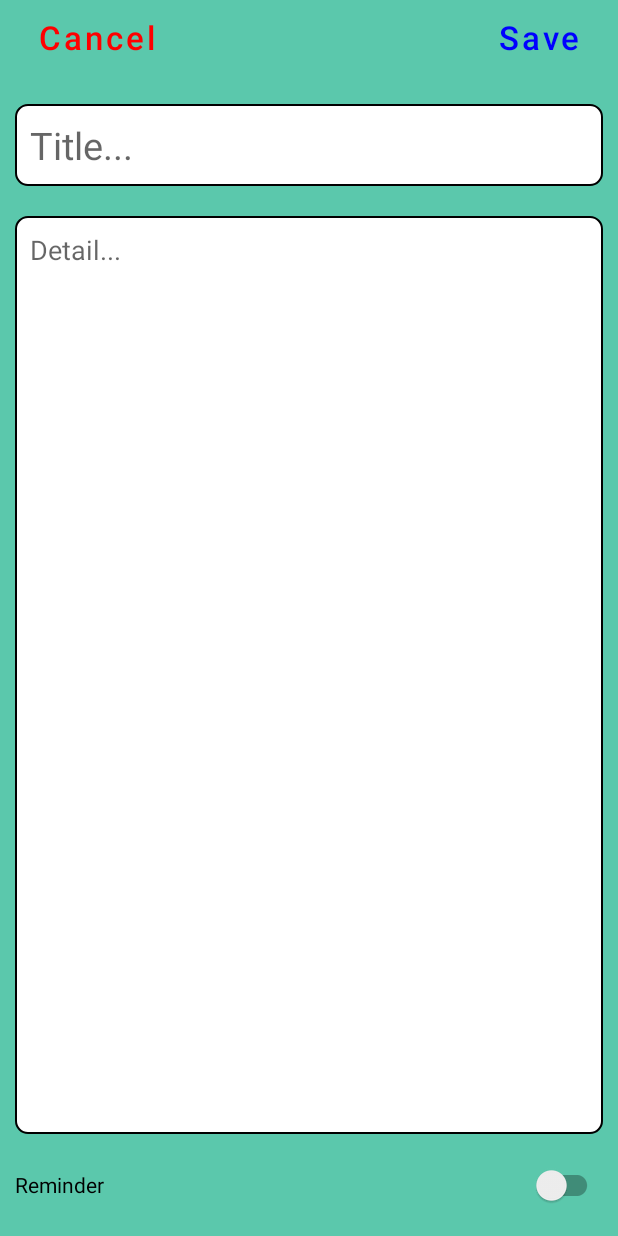
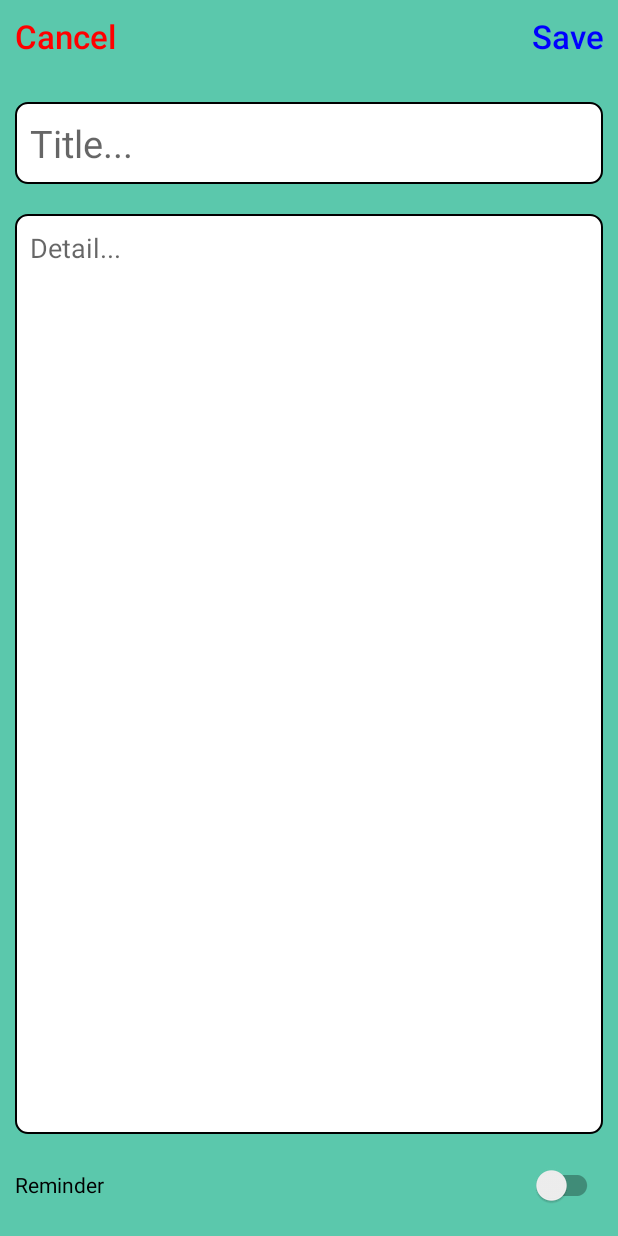
Before and after one commit to Fakevin0613/Note-Application-Android, an Android app: the layout add_note.xml on its own in the app's theme, with its tools: preview values and no code run, on a phone screen of 412 x 824 dp. Run offline under Robolectric (Android 15) with nearby library versions, the phone set to English and light mode, and no system bars.

Commit message:
Kevin 2:50

```diff
--- a/NoteApplication/app/src/main/java/com/noteapplication/cs398/ReadNoteActivity.kt
+++ b/NoteApplication/app/src/main/java/com/noteapplication/cs398/ReadNoteActivity.kt
@@ -9,9 +9,7 @@ class ReadNoteActivity :Activity(){
 
     override fun onCreate(savedInstanceState:Bundle?){
         super.onCreate(savedInstanceState)
-
         binding = ReadNoteBinding.inflate(layoutInflater)
-
         setContentView(binding.root)
     }
 }
--- a/NoteApplication/app/src/main/res/layout/add_note.xml
+++ b/NoteApplication/app/src/main/res/layout/add_note.xml
@@ -28,7 +28,7 @@
                 android:layout_alignParentTop="true"
                 android:background="@color/green1"
                 android:orientation="horizontal">
-            <Button
+            <androidx.appcompat.widget.AppCompatButton
                     android:id="@+id/Button02"
                     android:layout_width="match_parent"
                     android:layout_height="wrap_content"
@@ -42,8 +42,8 @@
                     android:layout_marginEnd="10dp"
                     android:layout_marginStart="10dp"
                     android:layout_marginBottom="10dp">
-            </Button>
-            <Button
+            </androidx.appcompat.widget.AppCompatButton>
+            <androidx.appcompat.widget.AppCompatButton
                     android:id="@+id/Button03"
                     android:layout_width="match_parent"
                     android:layout_height="wrap_content"
@@ -57,7 +57,7 @@
                     android:layout_marginStart="10dp"
                     android:layout_marginEnd="10dp"
                     android:layout_marginBottom="10dp">
-            </Button>
+            </androidx.appcompat.widget.AppCompatButton>
         </LinearLayout>
 
         <com.google.android.material.textfield.TextInputEditText
--- a/NoteApplication/app/src/main/res/layout/read_note.xml
+++ b/NoteApplication/app/src/main/res/layout/read_note.xml
@@ -54,7 +54,7 @@
             android:background="@drawable/back"
             android:layout_marginStart="10dp"
             android:layout_marginEnd="10dp"
-            android:text="Title"
+            android:hint="Title..."
             android:textSize="25dp"
             android:padding="10dp"
             android:textColor="@color/light_grey" android:layout_marginTop="10dp" android:layout_marginBottom="10dp"/>
@@ -68,11 +68,11 @@
             android:layout_below="@id/idEdtNoteName"
             android:background="@drawable/back"
             android:gravity="start|top"
-            android:text="Detail"
             android:inputType="textMultiLine"
             android:singleLine="false"
             android:textColor="@color/light_grey"
             android:textSize="18dp"
+            android:hint="Detail..."
             android:padding="10dp"
             android:layout_marginTop="10dp" android:layout_marginStart="10dp"
             android:layout_marginEnd="10dp" android:layout_marginBottom="10dp"
```
Also changed, not shown: NoteApplication/app/src/main/java/com/noteapplication/cs398/AddNoteActivity.kt (+16 -0 lines).
